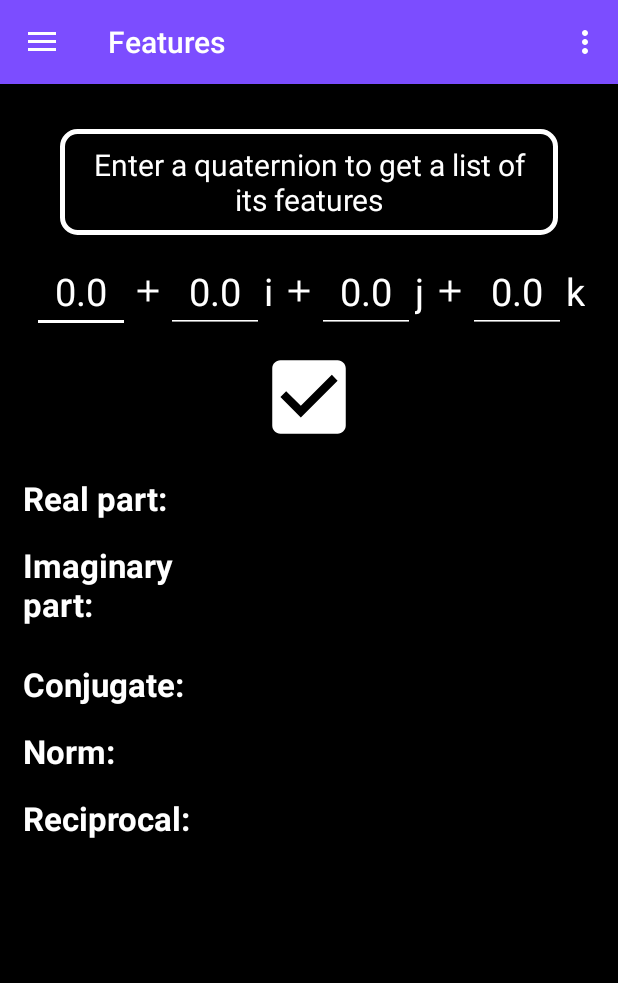
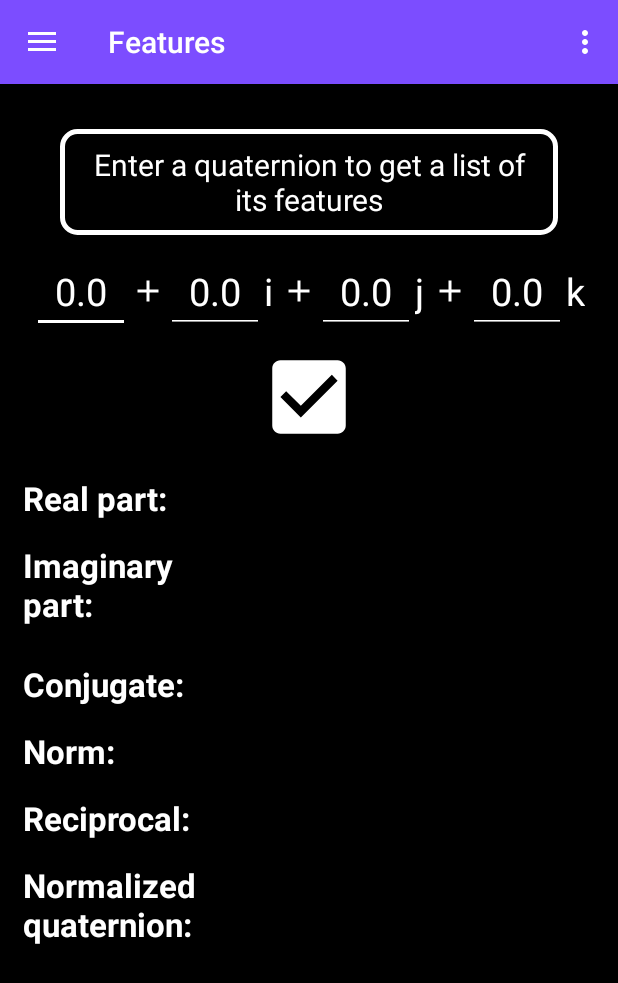
Before and after one commit to lenaaa-l/Quaternion-Calculator, an Android app: the screen it shows after launch (MainActivity), in the side drawer, after a tap on "Features", on a phone screen of 412 x 824 dp. Shown: the top 983 px of the screen. Run offline under Robolectric (Android 15) with nearby library versions, the phone set to English and light mode, and no system bars; our stand-ins replace navigation-ui; Roboto replaces fonts that are not available here.

Commit message:
Add layout for normalized quaternion

```diff
--- a/app/src/main/res/layout/fragment_features.xml
+++ b/app/src/main/res/layout/fragment_features.xml
@@ -331,6 +331,32 @@
 
     </LinearLayout>
 
+    <LinearLayout
+        android:layout_width="match_parent"
+        android:layout_height="wrap_content"
+        android:layout_marginLeft="15dp"
+        android:layout_marginTop="15dp"
+        android:layout_marginRight="15dp"
+        android:orientation="horizontal">
+
+        <TextView
+            android:layout_width="120dp"
+            android:layout_height="wrap_content"
+            android:text="@string/normalized_quaternion"
+            android:textColor="@android:color/white"
+            android:textSize="22sp"
+            android:textStyle="bold" />
+
+        <TextView
+            android:id="@+id/normalized_features"
+            android:layout_width="wrap_content"
+            android:layout_height="wrap_content"
+            android:layout_marginStart="20dp"
+            android:layout_marginLeft="20dp"
+            android:textColor="@android:color/white"
+            android:textSize="22sp" />
 
 
+    </LinearLayout>
+
 </LinearLayout>
--- a/app/src/main/res/values/strings.xml
+++ b/app/src/main/res/values/strings.xml
@@ -43,4 +43,5 @@
     <string name="degree">°</string>
     <string name="dash">\'</string>
     <string name="new_point">New point:</string>
+    <string name="normalized_quaternion">Normalized quaternion:</string>
 </resources>
```
